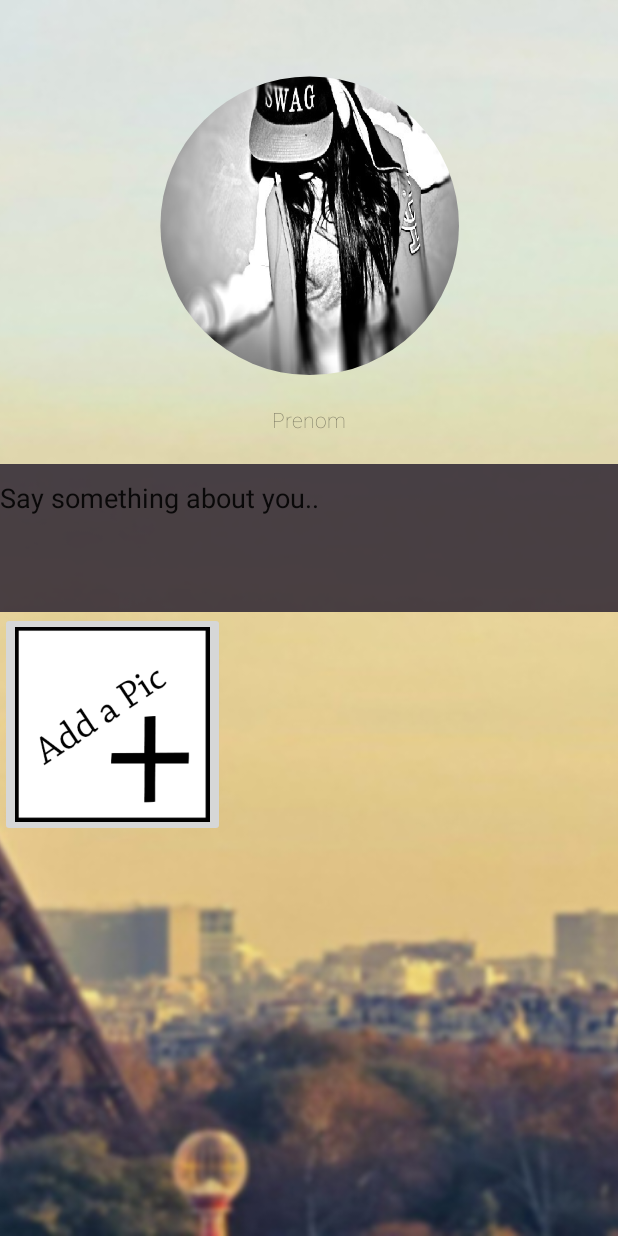
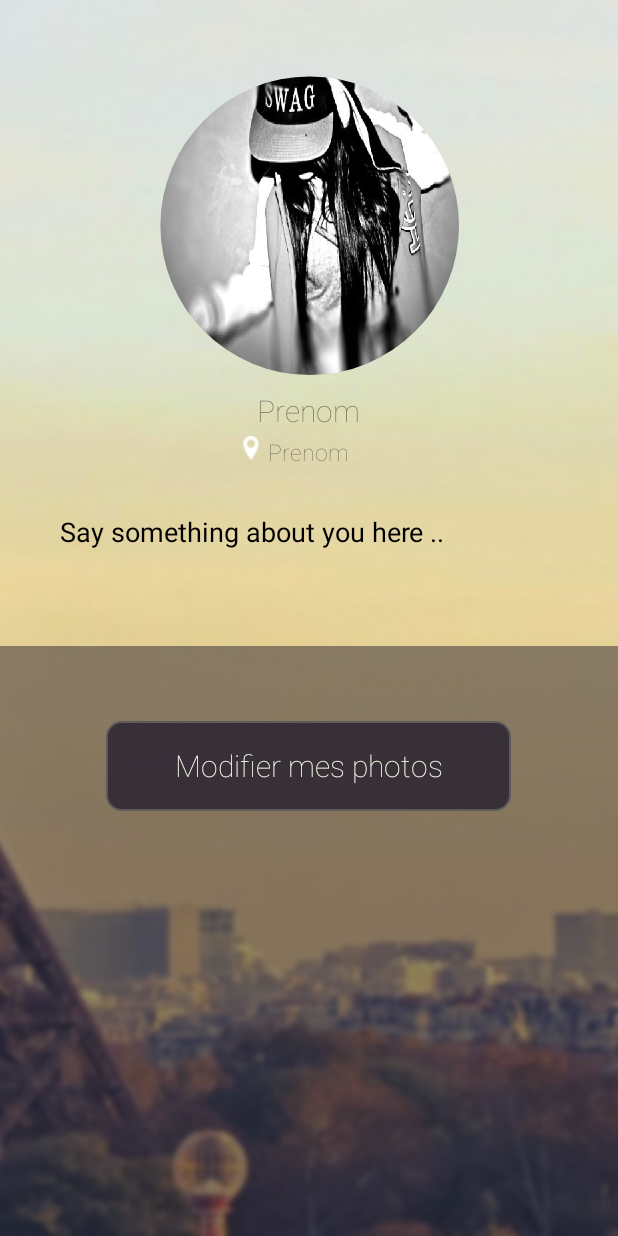
Before and after one commit to yazzaoui/Sociadee, an Android app: the fragment ProfileFragment shown on its own in the app's theme, on a phone screen of 412 x 824 dp. Run offline under Robolectric (Android 15) with nearby library versions, the light colour scheme and no system bars; 1 statement that could not run was skipped.

Commit message:
work on profile page style

```diff
--- a/app/src/main/java/azzaoui/sociadee/MainActivity.java
+++ b/app/src/main/java/azzaoui/sociadee/MainActivity.java
@@ -283,6 +283,14 @@ public class MainActivity extends AppCompatActivity {
         switchFragment(mAddPicView);
     }
 
+    public void switchMyProfile(View v)
+    {
+        switchFragment(mProfileView);
+    }
+    public void switchMap(View v)
+    {
+        switchFragment(mMapView);
+    }
     public void validatePic(View v)
     {
         ImageView isAdded = (ImageView) v.getTag(R.id.validatedPic);
--- a/app/src/main/res/drawable/menu_item_selector.xml
+++ b/app/src/main/res/drawable/menu_item_selector.xml
@@ -1,6 +1,6 @@
 <?xml version="1.0" encoding="utf-8"?>
 <selector xmlns:android="http://schemas.android.com/apk/res/android">
-    <item android:state_pressed="true" android:drawable="@color/Helio" />
-    <item android:state_focused="true" android:drawable="@color/Helio" />
-    <item android:drawable="@color/Evening" />
+    <item android:state_pressed="true" android:drawable="@color/Evening" />
+    <item android:state_focused="true" android:drawable="@color/Evening" />
+    <item android:drawable="@color/Helio" />
 </selector>
--- /dev/null
+++ b/app/src/main/res/drawable/menub_item_selector.xml
@@ -0,0 +1,6 @@
+<?xml version="1.0" encoding="utf-8"?>
+<selector xmlns:android="http://schemas.android.com/apk/res/android">
+    <item android:state_pressed="true" android:drawable="@color/Helio" />
+    <item android:state_focused="true" android:drawable="@color/Helio" />
+    <item android:drawable="@color/Evening" />
+</selector>
--- a/app/src/main/res/layout/activity_main.xml
+++ b/app/src/main/res/layout/activity_main.xml
@@ -149,7 +149,8 @@
             android:layout_width="0dp"
             android:layout_weight="1"
             android:layout_height="match_parent"
-            android:background="@drawable/menu_item_selector"
+            android:background="@drawable/menub_item_selector"
+            android:onClick="switchMyProfile"
             android:scaleType="center"
             android:src="@drawable/menu_profile" />
 
@@ -158,7 +159,7 @@
             android:layout_width="0dp"
             android:layout_weight="1"
             android:layout_height="match_parent"
-            android:background="@drawable/menu_item_selector"
+            android:background="@drawable/menub_item_selector"
             android:scaleType="center"
             android:src="@drawable/menu_chat"  />
         <ImageButton
@@ -166,15 +167,16 @@
             android:layout_width="0dp"
             android:layout_weight="1"
             android:layout_height="match_parent"
-            android:background="@drawable/menu_item_selector"
+            android:background="@drawable/menub_item_selector"
             android:scaleType="center"
+            android:onClick="switchMap"
             android:src="@drawable/menu_map"  />
         <ImageButton
             android:id="@+id/barMenuButton4"
             android:layout_width="0dp"
             android:layout_weight="1"
             android:layout_height="match_parent"
-            android:background="@drawable/menu_item_selector"
+            android:background="@drawable/menub_item_selector"
             android:scaleType="center"
             android:src="@drawable/menu_network"  />
         <ImageButton
@@ -182,7 +184,7 @@
             android:layout_width="0dp"
             android:layout_weight="1"
             android:layout_height="match_parent"
-            android:background="@drawable/menu_item_selector"
+            android:background="@drawable/menub_item_selector"
             android:scaleType="center"
             android:src="@drawable/menu_events"  />
 
--- a/app/src/main/res/layout/fragment_profile.xml
+++ b/app/src/main/res/layout/fragment_profile.xml
@@ -30,28 +30,54 @@
         android:layout_height="wrap_content"
         android:fontFamily="sans-serif-thin"
         android:layout_centerHorizontal="true"
-        android:layout_marginTop="20sp"
+        android:textSize="20sp"
+        android:layout_marginTop="10dp"
         android:layout_below="@+id/profilePicture"
         android:text="Prenom"
         android:id="@+id/textName" />
+    <ImageView
+        android:layout_width="wrap_content"
+        android:layout_height="wrap_content"
+        android:src="@drawable/location76"
+        android:id="@+id/locationIcon"
+        android:layout_below="@+id/textName"
+        android:layout_toLeftOf="@+id/locationText"
+        android:layout_marginRight="3dp"
+        android:layout_marginTop="3dp"
+        />
+    <TextView
+        android:layout_width="wrap_content"
+        android:layout_height="wrap_content"
+        android:fontFamily="sans-serif-thin"
+        android:layout_centerHorizontal="true"
+        android:textSize="15sp"
+        android:layout_marginTop="3dp"
+        android:layout_below="@+id/textName"
+        android:text="Prenom"
+        android:id="@+id/locationText" />
+
 
     <EditText
-        android:layout_below="@+id/textName"
+        android:layout_below="@+id/locationText"
         android:inputType="textMultiLine"
         android:lines="8"
         android:paddingTop="10dp"
         android:layout_marginTop="20dp"
+        android:layout_marginRight="40dp"
+        android:layout_marginLeft="40dp"
         android:minLines="4"
         android:gravity="top|left"
         android:maxLines="10"
         android:layout_height="wrap_content"
-        android:layout_width="fill_parent"
-        android:background="#da2e2633"
+        android:layout_width="match_parent"
+        android:background="@android:color/transparent"
+        android:textAlignment="center"
         android:scrollbars="vertical"
-        android:text="Say something about you.."
+        android:hint="Say something about you here .."
+        android:textColorHint="#000000"
         android:id="@+id/aboutMe" />
 
-    <HorizontalScrollView
+   <!-- <HorizontalScrollView
         android:layout_below="@+id/aboutMe"
         android:layout_width="match_parent"
         android:layout_height="150dp"
@@ -59,26 +85,29 @@
         android:layout_alignParentStart="true"
 
     >
+        </HorizontalScrollView> -->
+
         <LinearLayout
-            android:id="@+id/LinearLayoutPictiresProfile"
             android:layout_width="match_parent"
-            android:layout_height="150dp"
-            android:orientation="horizontal" >
+            android:layout_height="match_parent"
+            android:layout_alignParentStart="true"
+            android:layout_below="@+id/aboutMe"
+            android:background="#802E2633"
+            android:orientation="vertical"
+            >
 
-            <ImageButton
-                android:layout_width="150dp"
-                android:scaleType="centerCrop"
-                android:layout_height="150dp"
-                android:id="@+id/addPicButton"
+
+            <Button
+                android:layout_width="wrap_content"
+                android:layout_height="wrap_content"
+                android:text="Modifier mes photos"
+                android:layout_marginTop="50dp"
+                android:layout_gravity="center"
                 android:onClick="addPicProfile"
-                android:src="@drawable/addpic"
                 />
 
 
-
         </LinearLayout>
-        </HorizontalScrollView>
-
 
 
 </RelativeLayout>
```
Also changed, not shown: app/src/main/res/drawable/location76.png (added), app/src/main/res/drawable/menu_chat.png (added), app/src/main/res/drawable/menu_events.png (added), app/src/main/res/drawable/menu_map.png (added), app/src/main/res/drawable/menu_network.png (added), app/src/main/res/drawable/menu_profile.png (added).
